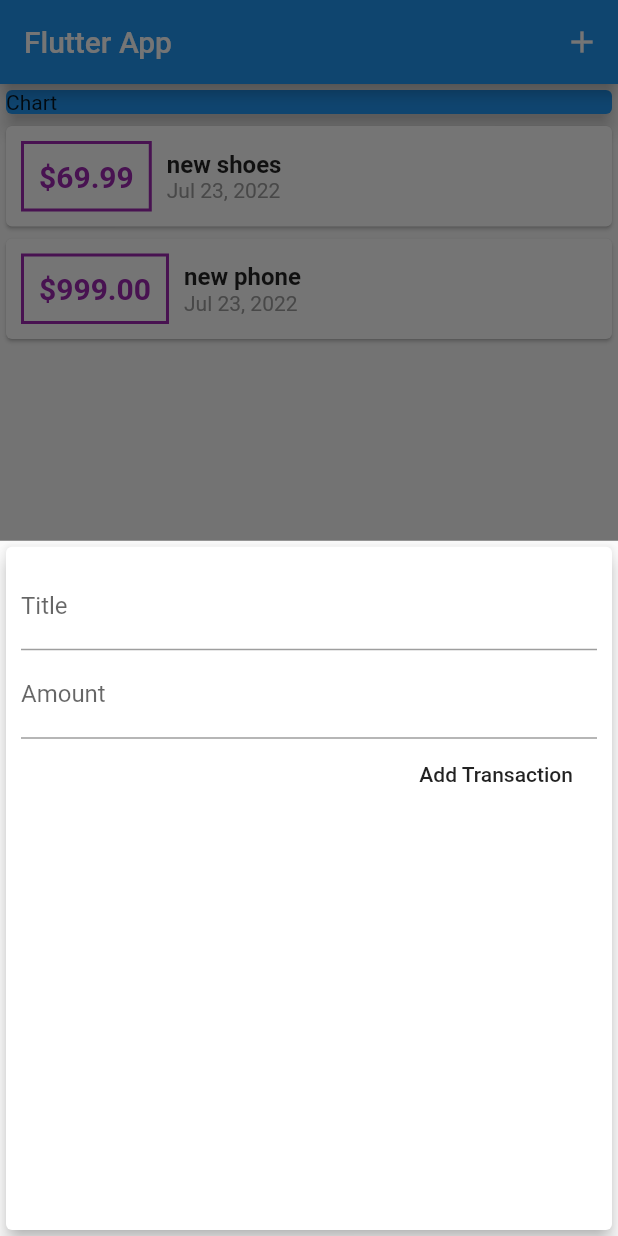
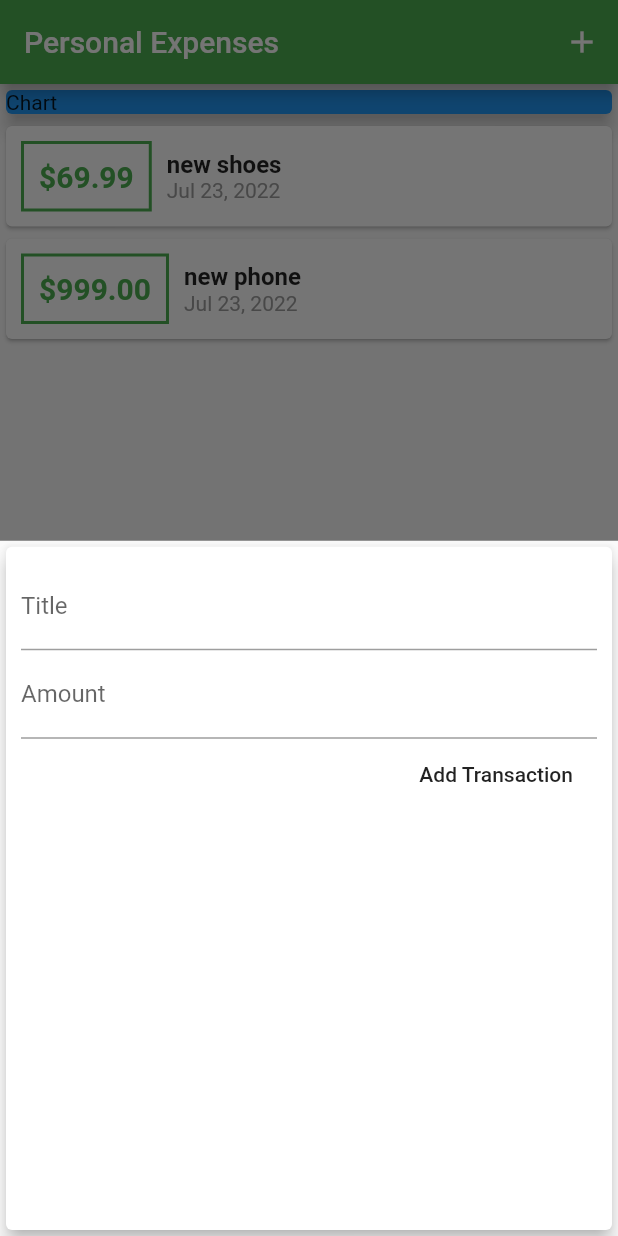
Before and after one commit to pamodaravihansa/Personal_Expenses_App, a Flutter app: the screen it shows after launch, after a tap on the "add" icon, on a phone screen of 412 x 824 dp. Run offline on Flutter 3.47's test engine with Material 2 defaults, Android fonts, the phone set to English and light mode, and no system bars.

Commit message:
configure themes

```diff
--- a/lib/main.dart
+++ b/lib/main.dart
@@ -17,7 +17,11 @@ class MyApp extends StatelessWidget {
   @override
   Widget build(BuildContext context) {
     return MaterialApp(
-      title: 'Flutter App',
+      theme: ThemeData(
+        primarySwatch: Colors.green,
+        accentColor: Colors.blueAccent,
+      ),
+      title: 'Personal Expenses',
       home: MyHomePage(),
     );
   }
@@ -75,7 +79,7 @@ class _MyHomePageState extends State<MyHomePage> {
   Widget build(BuildContext context) {
     return Scaffold(
       appBar: AppBar(
-        title: Text('Flutter App'),
+        title: Text('Personal Expenses'),
         actions: <Widget>[
           IconButton(
             onPressed: () => _startAddNewTransaction(context),
--- a/lib/widgets/new_transactions.dart
+++ b/lib/widgets/new_transactions.dart
@@ -2,13 +2,20 @@
 
 import 'package:flutter/material.dart';
 
-class NewTransaction extends StatelessWidget {
-  // const NewTransaction({Key? key}) : super(key: key);
-  final titleController = TextEditingController();
-  final amountController = TextEditingController();
+class NewTransaction extends StatefulWidget {
   final Function addTx;
 
   NewTransaction(this.addTx);
+
+  @override
+  State<NewTransaction> createState() => _NewTransactionState();
+}
+
+class _NewTransactionState extends State<NewTransaction> {
+  // const NewTransaction({Key? key}) : super(key: key);
+  final titleController = TextEditingController();
+
+  final amountController = TextEditingController();
 
   void submitData() {
     final enteredTitle = titleController.text;
@@ -18,10 +25,12 @@ class NewTransaction extends StatelessWidget {
       return;
     }
 
-    addTx(
+    widget.addTx(
       enteredTitle,
       enteredAmount,
     );
+
+    Navigator.of(context).pop();
   }
 
   @override
--- a/lib/widgets/transaction_list.dart
+++ b/lib/widgets/transaction_list.dart
@@ -25,14 +25,14 @@ class TransactionList extends StatelessWidget {
                   child: Text(
                     '\$${transactions[index].amount.toStringAsFixed(2)}',
                     style: TextStyle(
-                      color: Colors.purple,
+                      color: Theme.of(context).primaryColor,
                       fontWeight: FontWeight.bold,
                       fontSize: 20,
                     ),
                   ),
                   decoration: BoxDecoration(
                     border: Border.all(
-                      color: Colors.purple,
+                      color: Theme.of(context).primaryColor,
                       width: 2,
                     ),
                   ),
```
